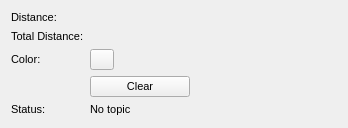
The window that mapviz_plugins/ui/measuring_config.ui (swri-robotics/mapviz) describes before a commit, drawn with Qt 5.
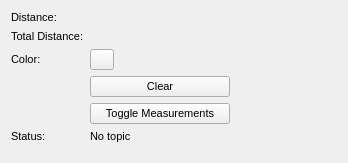
The same window after the commit. Custom widgets are drawn as their Qt base class.

Commit message: added non-overlapping measurement tags and save/load config

Diff of the .ui file:
```diff
--- a/mapviz_plugins/ui/measuring_config.ui
+++ b/mapviz_plugins/ui/measuring_config.ui
@@ -7,7 +7,7 @@
     <x>0</x>
     <y>0</y>
     <width>348</width>
-    <height>128</height>
+    <height>163</height>
    </rect>
   </property>
   <property name="font">
@@ -107,7 +107,7 @@
     <widget class="QPushButton" name="clear">
      <property name="maximumSize">
       <size>
-       <width>100</width>
+       <width>140</width>
        <height>16777215</height>
       </size>
      </property>
@@ -122,14 +122,33 @@
      </property>
     </widget>
    </item>
-   <item row="4" column="0">
+   <item row="4" column="1">
+    <widget class="QPushButton" name="toggle_measurements">
+     <property name="maximumSize">
+      <size>
+       <width>140</width>
+       <height>16777215</height>
+      </size>
+     </property>
+     <property name="text">
+      <string>Toggle Measurements</string>
+     </property>
+     <property name="iconSize">
+      <size>
+       <width>16</width>
+       <height>16</height>
+      </size>
+     </property>
+    </widget>
+   </item>
+   <item row="5" column="0">
     <widget class="QLabel" name="label_2">
      <property name="text">
       <string>Status:</string>
      </property>
     </widget>
    </item>
-   <item row="4" column="1">
+   <item row="5" column="1">
     <widget class="QLabel" name="status">
      <property name="styleSheet">
       <string notr="true"/>
```
The commit also changes 2 other files.
